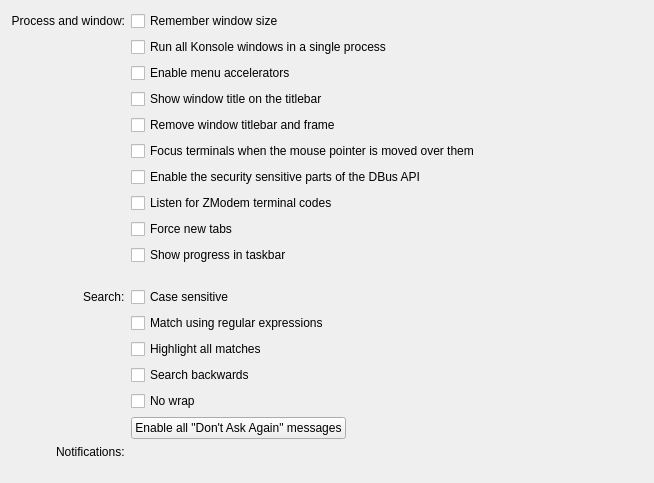
First picture: the form in src/settings/GeneralSettings.ui, repository KDE/konsole, before the edit.
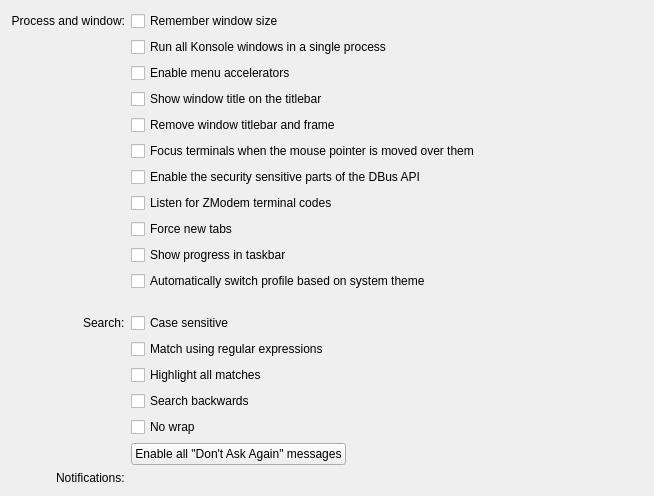
Second picture: the form after the edit.

Commit message:
Add automatic profile switching based on system theme
Introduces a "Sync profile with system theme" option in General Settings.

Adds a "Sync profile with system theme" option in General settings.
When enabled, separate light and dark profiles can be assigned via Profile settings.
The default profile is hidden while this mode is active, replaced by the light/dark profile pair.

Diff of the .ui file:
```diff
--- a/src/settings/GeneralSettings.ui
+++ b/src/settings/GeneralSettings.ui
@@ -106,6 +106,13 @@
        </property>
       </widget>
      </item>
+     <item row="10" column="2">
+      <widget class="QCheckBox" name="kcfg_SyncProfileWithSystemTheme">
+       <property name="text">
+        <string>Automatically switch profile based on system theme</string>
+       </property>
+      </widget>
+     </item>
      <item row="19" column="0" alignment="Qt::AlignmentFlag::AlignRight">
       <widget class="QLabel" name="label_3">
        <property name="text">
```
The commit also changes 9 other files.
